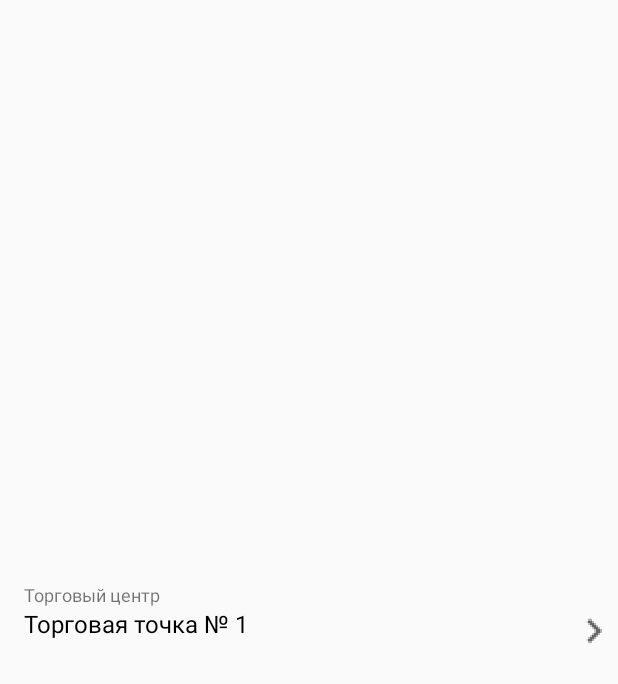
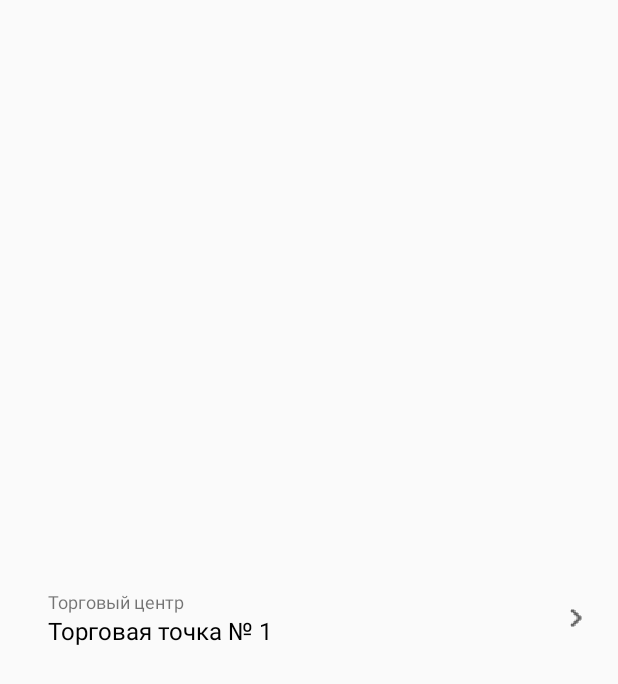
Before and after one commit to jokermt235/OceanV3.1.1, an Android app: the layout profile_place_list_item.xml on its own in the app's theme, with its tools: preview values and no code run, on a phone screen of 412 x 824 dp. Shown: the top 684 px of the screen. Run offline under Robolectric (Android 15) with nearby library versions, the phone set to English and light mode, and no system bars.

Commit message:
Set place update

```diff
--- a/app/src/main/res/layout/profile_place_list_item.xml
+++ b/app/src/main/res/layout/profile_place_list_item.xml
@@ -1,6 +1,5 @@
 <?xml version="1.0" encoding="utf-8"?>
-<androidx.constraintlayout.widget.ConstraintLayout
-    xmlns:android="http://schemas.android.com/apk/res/android"
+<androidx.constraintlayout.widget.ConstraintLayout xmlns:android="http://schemas.android.com/apk/res/android"
     xmlns:app="http://schemas.android.com/apk/res-auto"
     xmlns:tools="http://schemas.android.com/tools"
     android:layout_width="match_parent"
@@ -9,42 +8,56 @@
     <LinearLayout
         android:layout_width="0dp"
         android:layout_height="wrap_content"
-        android:orientation="vertical"
+        android:layout_marginStart="16dp"
+        android:layout_marginEnd="16dp"
+        android:orientation="horizontal"
         app:layout_constraintBottom_toBottomOf="parent"
         app:layout_constraintEnd_toEndOf="parent"
         app:layout_constraintStart_toStartOf="parent"
         app:layout_constraintTop_toTopOf="parent">
-
         <TextView
-            android:id="@+id/profilePlaceListItemLabel"
+            android:id="@+id/profilePlaceItemUUID"
             android:layout_width="wrap_content"
             android:layout_height="wrap_content"
-            android:layout_marginStart="16dp"
-            android:layout_weight="1"
-            android:text="@string/place_marker_label"
-            android:textSize="12sp" />
-
+            android:visibility="gone"/>
         <LinearLayout
             android:layout_width="match_parent"
             android:layout_height="wrap_content"
-            android:orientation="horizontal">
+            android:layout_weight="1"
+            android:gravity="center_vertical"
+            android:orientation="vertical"
+            android:paddingStart="16dp"
+            android:paddingTop="8dp"
+            android:paddingBottom="8dp">
+
+            <TextView
+                android:id="@+id/profilePlaceListItemLabel"
+                android:layout_width="wrap_content"
+                android:layout_height="wrap_content"
+                android:text="@string/place_marker_label"
+                android:textSize="12sp" />
 
             <TextView
                 android:id="@+id/profilePlaceListItemTitle"
                 android:layout_width="wrap_content"
                 android:layout_height="wrap_content"
-                android:layout_marginStart="16dp"
-                android:layout_weight="1"
                 android:gravity="center_vertical"
                 android:text="Торговая точка № 1 "
                 android:textColor="@color/colorDarkText"
                 android:textSize="16sp" />
+        </LinearLayout>
+
+        <LinearLayout
+            android:layout_width="wrap_content"
+            android:layout_height="match_parent"
+            android:gravity="center_vertical">
 
             <ImageView
                 android:id="@+id/profilePlaceItemChevron"
-                android:layout_width="32dp"
-                android:layout_height="32dp"
+                android:layout_width="24dp"
+                android:layout_height="24dp"
                 app:srcCompat="@mipmap/ic_profile_place_item_chevron_icon_foreground" />
         </LinearLayout>
+
     </LinearLayout>
 </androidx.constraintlayout.widget.ConstraintLayout>
--- a/app/src/main/res/values/strings.xml
+++ b/app/src/main/res/values/strings.xml
@@ -49,4 +49,5 @@
     <string name="place_form_toolbar_title">Новое место</string>
     <string name="place_form_pavilion">Павильон</string>
     <string name="place_marker_label">Торговый центр</string>
+    <string name="place_edit_toolbar_title">Редактировать место</string>
 </resources>
```
Also changed, not shown: app/src/main/java/com/example/oceanv311/Adapters/ProfilePlaceAdapter.java (+6 -1 lines), app/src/main/java/com/example/oceanv311/Callbacks/PlaceForm/OnSaveClick.java (+21 -1 lines), app/src/main/java/com/example/oceanv311/Callbacks/PlaceForm/OnUpdateDocument.java (added, +8 -0 lines), app/src/main/java/com/example/oceanv311/Modules/SimpleLoader.java (+27 -1 lines), app/src/main/java/com/example/oceanv311/Views/PlaceFormActivity.java (+48 -0 lines), app/src/main/java/com/example/oceanv311/Views/ProfilePlaceActivity.java (+14 -0 lines).
